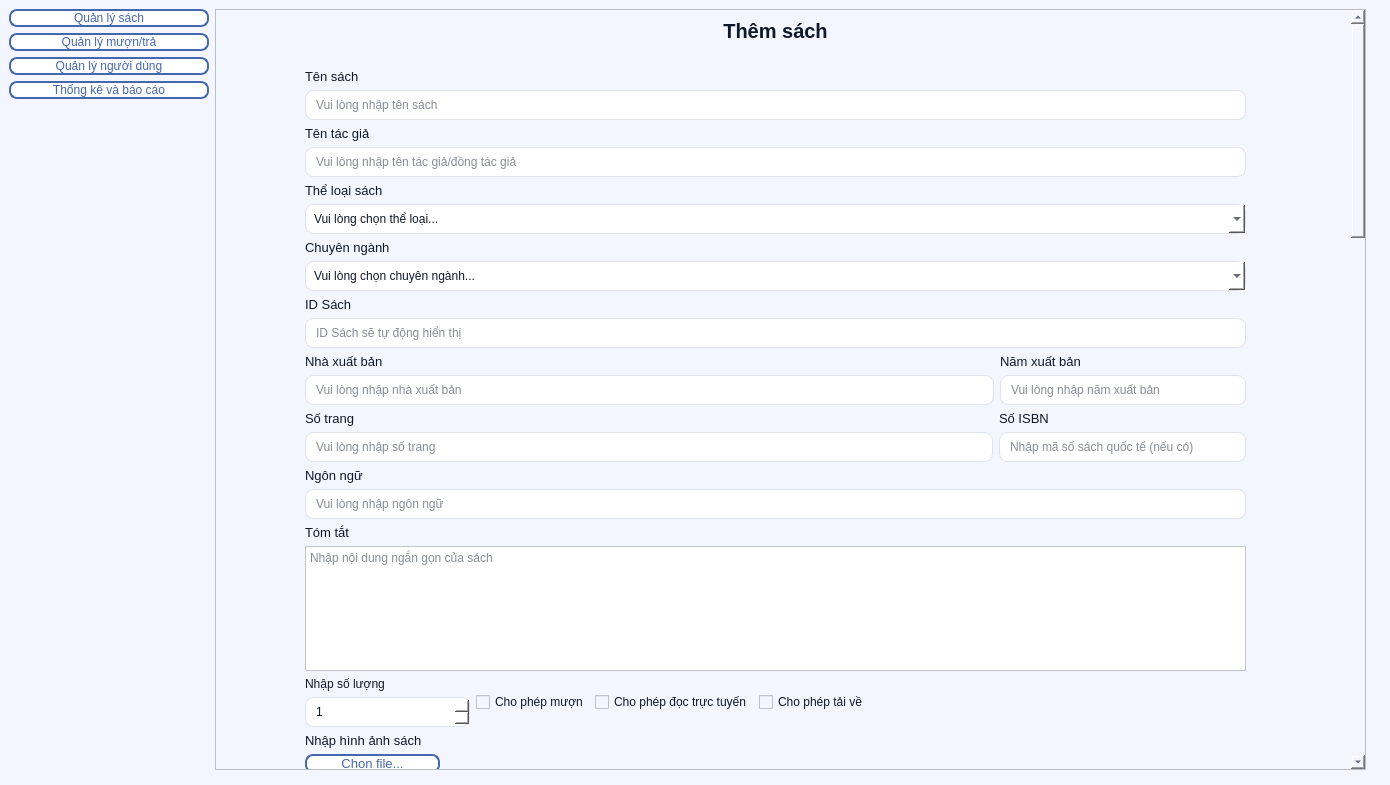
thanhtrung411/PBL2_new, file admin_show.ui: the form before one commit.
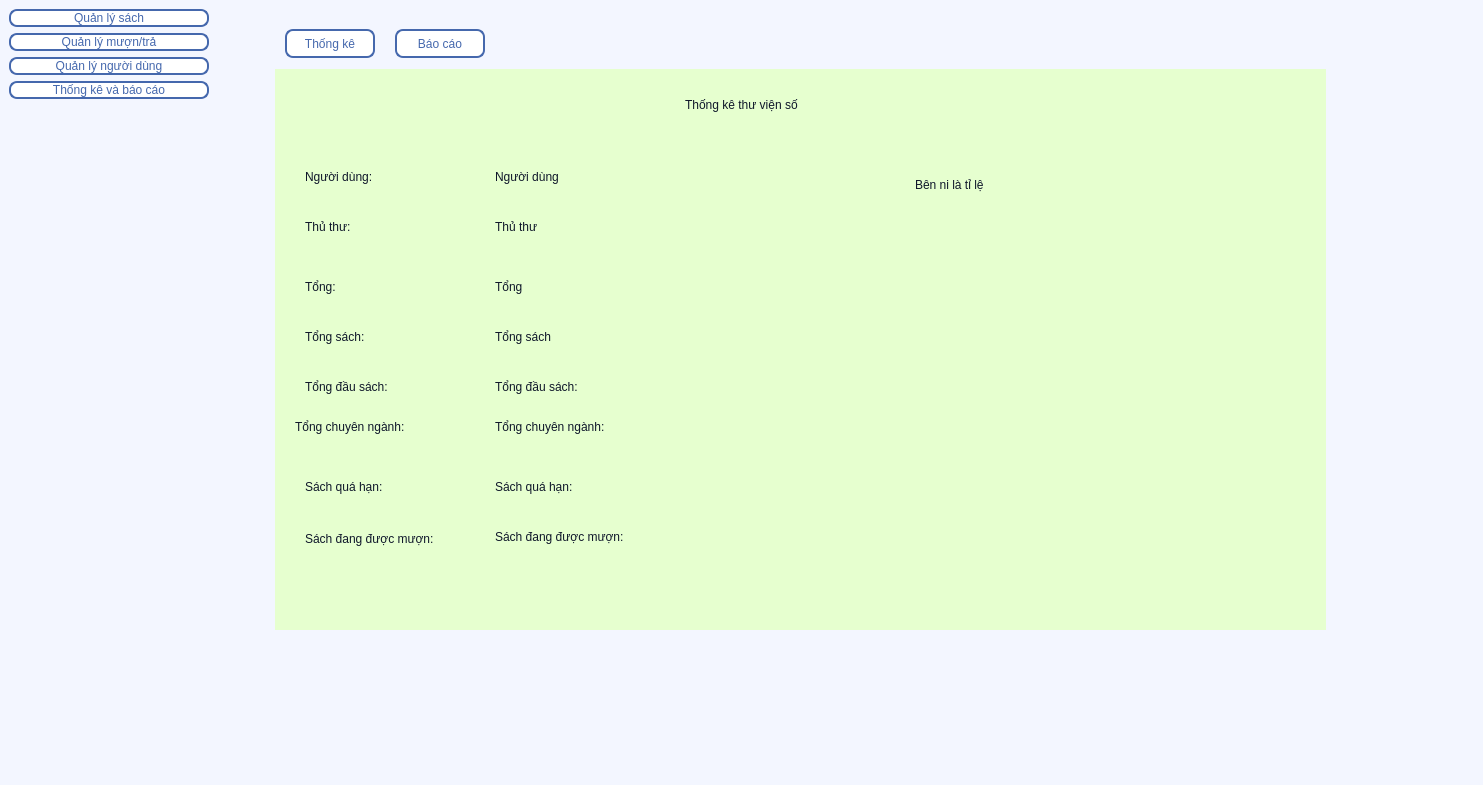
The form after the commit.

Commit message: Thiet ke giao dien info & admin_show

The edit to the form file:
```diff
--- a/admin_show.ui
+++ b/admin_show.ui
@@ -6,7 +6,7 @@
    <rect>
     <x>0</x>
     <y>0</y>
-    <width>1390</width>
+    <width>1483</width>
     <height>785</height>
    </rect>
   </property>
@@ -352,7 +352,7 @@
     <item>
      <widget class="QStackedWidget" name="stackedWidget">
       <property name="currentIndex">
-       <number>0</number>
+       <number>3</number>
       </property>
       <widget class="QWidget" name="page">
        <widget class="QScrollArea" name="scrollArea">
@@ -1159,6 +1159,308 @@
         </layout>
        </widget>
       </widget>
+      <widget class="QWidget" name="page_3"/>
+      <widget class="QWidget" name="page_4">
+       <widget class="QPushButton" name="pushButton_8">
+        <property name="geometry">
+         <rect>
+          <x>70</x>
+          <y>20</y>
+          <width>90</width>
+          <height>29</height>
+         </rect>
+        </property>
+        <property name="text">
+         <string>Thống kê</string>
+        </property>
+       </widget>
+       <widget class="QPushButton" name="pushButton_9">
+        <property name="geometry">
+         <rect>
+          <x>180</x>
+          <y>20</y>
+          <width>90</width>
+          <height>29</height>
+         </rect>
+        </property>
+        <property name="text">
+         <string>Báo cáo</string>
+        </property>
+       </widget>
+       <widget class="QStackedWidget" name="stackedWidget_2">
+        <property name="geometry">
+         <rect>
+          <x>60</x>
+          <y>60</y>
+          <width>1051</width>
+          <height>561</height>
+         </rect>
+        </property>
+        <property name="styleSheet">
+         <string notr="true">background-color: rgb(230, 255, 207);</string>
+        </property>
+        <property name="currentIndex">
+         <number>0</number>
+        </property>
+        <widget class="QWidget" name="page_5">
+         <widget class="QLabel" name="label_4">
+          <property name="geometry">
+           <rect>
+            <x>410</x>
+            <y>10</y>
+            <width>201</width>
+            <height>51</height>
+           </rect>
+          </property>
+          <property name="styleSheet">
+           <string notr="true">font: 12pt &quot;Segoe UI&quot;;</string>
+          </property>
+          <property name="text">
+           <string>Thống kê thư viện số</string>
+          </property>
+         </widget>
+         <widget class="QLabel" name="label_6">
+          <property name="geometry">
+           <rect>
+            <x>30</x>
+            <y>90</y>
+            <width>90</width>
+            <height>35</height>
+           </rect>
+          </property>
+          <property name="text">
+           <string>Người dùng:</string>
+          </property>
+         </widget>
+         <widget class="QLabel" name="label_7">
+          <property name="geometry">
+           <rect>
+            <x>30</x>
+            <y>140</y>
+            <width>90</width>
+            <height>35</height>
+           </rect>
+          </property>
+          <property name="text">
+           <string>Thủ thư:</string>
+          </property>
+         </widget>
+         <widget class="QLabel" name="label_8">
+          <property name="geometry">
+           <rect>
+            <x>30</x>
+            <y>200</y>
+            <width>90</width>
+            <height>35</height>
+           </rect>
+          </property>
+          <property name="text">
+           <string>Tổng:</string>
+          </property>
+         </widget>
+         <widget class="QLabel" name="label_9">
+          <property name="geometry">
+           <rect>
+            <x>30</x>
+            <y>300</y>
+            <width>120</width>
+            <height>35</height>
+           </rect>
+          </property>
+          <property name="text">
+           <string>Tổng đầu sách:</string>
+          </property>
+         </widget>
+         <widget class="QLabel" name="label_10">
+          <property name="geometry">
+           <rect>
+            <x>30</x>
+            <y>250</y>
+            <width>90</width>
+            <height>35</height>
+           </rect>
+          </property>
+          <property name="text">
+           <string>Tổng sách:</string>
+          </property>
+         </widget>
+         <widget class="QLabel" name="label_11">
+          <property name="geometry">
+           <rect>
+            <x>20</x>
+            <y>340</y>
+            <width>150</width>
+            <height>35</height>
+           </rect>
+          </property>
+          <property name="text">
+           <string>Tổng chuyên ngành:</string>
+          </property>
+         </widget>
+         <widget class="QLabel" name="label_12">
+          <property name="geometry">
+           <rect>
+            <x>30</x>
+            <y>460</y>
+            <width>161</width>
+            <height>20</height>
+           </rect>
+          </property>
+          <property name="text">
+           <string>Sách đang được mượn:</string>
+          </property>
+         </widget>
+         <widget class="QLabel" name="label_13">
+          <property name="geometry">
+           <rect>
+            <x>30</x>
+            <y>400</y>
+            <width>100</width>
+            <height>35</height>
+           </rect>
+          </property>
+          <property name="text">
+           <string>Sách quá hạn:</string>
+          </property>
+         </widget>
+         <widget class="QLabel" name="label_14">
+          <property name="geometry">
+           <rect>
+            <x>640</x>
+            <y>80</y>
+            <width>121</width>
+            <height>71</height>
+           </rect>
+          </property>
+          <property name="text">
+           <string>Bên ni là tỉ lệ</string>
+          </property>
+         </widget>
+         <widget class="QLabel" name="label_15">
+          <property name="geometry">
+           <rect>
+            <x>220</x>
+            <y>90</y>
+            <width>90</width>
+            <height>35</height>
+           </rect>
+          </property>
+          <property name="text">
+           <string>Người dùng</string>
+          </property>
+         </widget>
+         <widget class="QLabel" name="label_16">
+          <property name="geometry">
+           <rect>
+            <x>220</x>
+            <y>400</y>
+            <width>100</width>
+            <height>35</height>
+           </rect>
+          </property>
+          <property name="text">
+           <string>Sách quá hạn:</string>
+          </property>
+         </widget>
+         <widget class="QLabel" name="label_17">
+          <property name="geometry">
+           <rect>
+            <x>220</x>
+            <y>450</y>
+            <width>170</width>
+            <height>35</height>
+           </rect>
+          </property>
+          <property name="text">
+           <string>Sách đang được mượn:</string>
+          </property>
+         </widget>
+         <widget class="QLabel" name="label_18">
+          <property name="geometry">
+           <rect>
+            <x>220</x>
+            <y>340</y>
+            <width>150</width>
+            <height>35</height>
+           </rect>
+          </property>
+          <property name="text">
+           <string>Tổng chuyên ngành:</string>
+          </property>
+         </widget>
+         <widget class="QLabel" name="label_19">
+          <property name="geometry">
+           <rect>
+            <x>220</x>
+            <y>250</y>
+            <width>90</width>
+            <height>35</height>
+           </rect>
+          </property>
+          <property name="text">
+           <string>Tổng sách</string>
+          </property>
+         </widget>
+         <widget class="QLabel" name="label_20">
+          <property name="geometry">
+           <rect>
+            <x>220</x>
+            <y>300</y>
+            <width>120</width>
+            <height>35</height>
+           </rect>
+          </property>
+          <property name="text">
+           <string>Tổng đầu sách:</string>
+          </property>
+         </widget>
+         <widget class="QLabel" name="label_21">
+          <property name="geometry">
+           <rect>
+            <x>220</x>
+            <y>200</y>
+            <width>90</width>
+            <height>35</height>
+           </rect>
+          </property>
+          <property name="text">
+           <string>Tổng</string>
+          </property>
+         </widget>
+         <widget class="QLabel" name="label_22">
+          <property name="geometry">
+           <rect>
+            <x>220</x>
+            <y>140</y>
+            <width>90</width>
+            <height>35</height>
+           </rect>
+          </property>
+          <property name="text">
+           <string>Thủ thư</string>
+          </property>
+         </widget>
+        </widget>
+        <widget class="QWidget" name="page_6">
+         <widget class="QLabel" name="label_5">
+          <property name="geometry">
+           <rect>
+            <x>420</x>
+            <y>20</y>
+            <width>181</width>
+            <height>21</height>
+           </rect>
+          </property>
+          <property name="styleSheet">
+           <string notr="true">font: 12pt &quot;Segoe UI&quot;;</string>
+          </property>
+          <property name="text">
+           <string>Báo cáo thư viện số</string>
+          </property>
+         </widget>
+        </widget>
+       </widget>
+      </widget>
      </widget>
     </item>
    </layout>
```
Left out of the diff: 203 changed lines with no effect on the pictures. The commit also changes 5 other files.
